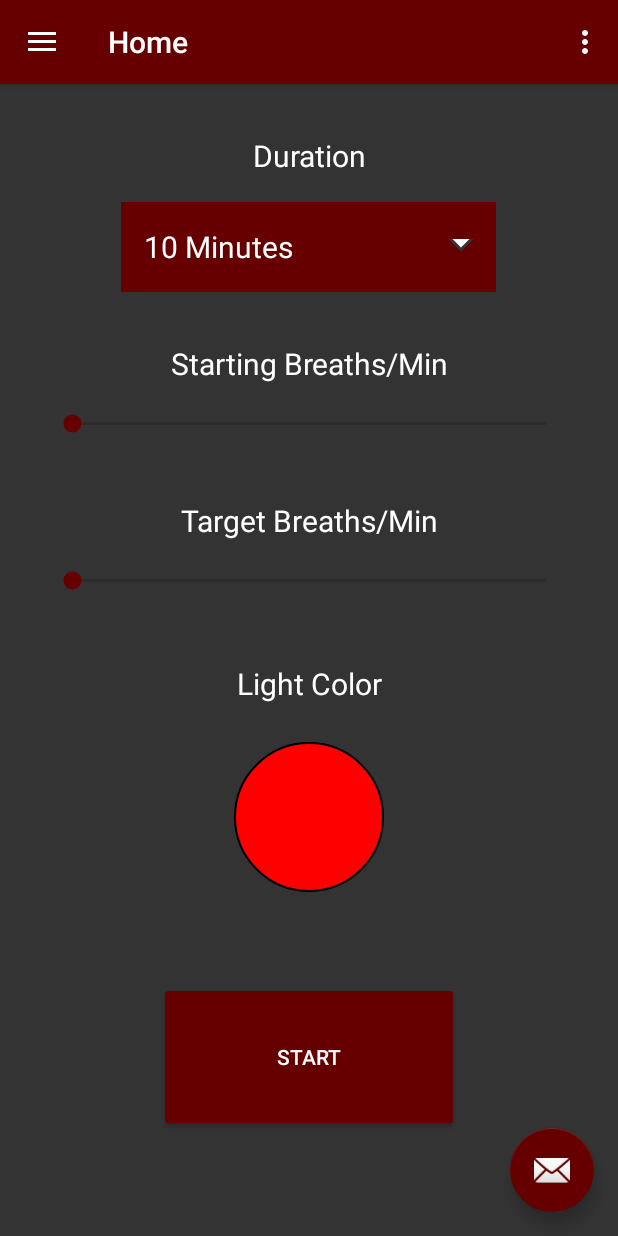
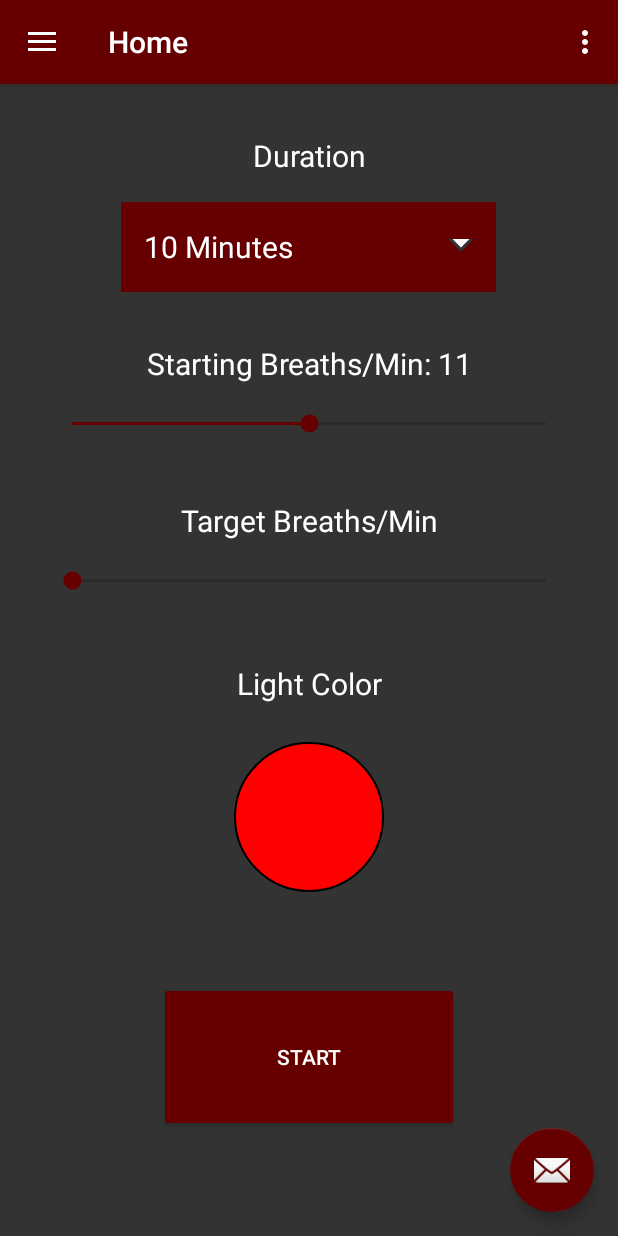
Before and after one commit to BelugaPerks/breathelight, an Android app: the screen it shows after launch (MainActivity), on a phone screen of 412 x 824 dp. Run offline under Robolectric (Android 15) with nearby library versions, the phone set to English and light mode, and no system bars; our stand-ins replace navigation-ui.

Commit message:
start bpm seekbar is now int slider between 8 and 14, value is displayed

```diff
--- a/app/src/main/java/com/example/breathelight_sleepassist/ui/home/HomeFragment.java
+++ b/app/src/main/java/com/example/breathelight_sleepassist/ui/home/HomeFragment.java
@@ -11,7 +11,9 @@ import android.view.animation.AnimationUtils;
 import android.widget.ArrayAdapter;
 import android.widget.Button;
 import android.widget.ImageButton;
+import android.widget.SeekBar;
 import android.widget.Spinner;
+import android.widget.TextView;
 
 import androidx.annotation.NonNull;
 import androidx.fragment.app.Fragment;
@@ -36,6 +38,34 @@ public class HomeFragment extends Fragment {
         adapter.setDropDownViewResource(R.layout.spinner_dropdown_item);
         // Apply the adapter to the spinner
         spinner.setAdapter(adapter);
+
+
+        final TextView startingBPMText = root.findViewById(R.id.text_start_bpm);
+        final String BPMText = startingBPMText.getText().toString() + ": ";
+        final SeekBar startingBPM = root.findViewById(R.id.seekBar_start_bpm);
+        homeViewModel.getStartingBPM().observe(this.getViewLifecycleOwner(), new Observer<Integer>() {
+            @Override
+            public void onChanged(Integer bpm) {
+                startingBPMText.setText(BPMText + bpm.toString());
+            }
+        });
+        startingBPM.setOnSeekBarChangeListener(new SeekBar.OnSeekBarChangeListener() {
+
+            @Override
+            public void onProgressChanged(SeekBar seekBar, int progress, boolean fromUser) {
+                homeViewModel.setStartingBPM(progress);
+            }
+
+            @Override
+            public void onStartTrackingTouch(SeekBar seekBar) {
+
+            }
+
+            @Override
+            public void onStopTrackingTouch(SeekBar seekBar) {
+
+            }
+        });
 
         final ImageButton colourButton = root.findViewById(R.id.colourPickerButton);
         homeViewModel.getColourButtonBackground().observe(this.getViewLifecycleOwner(), new Observer<Drawable>() {
@@ -131,9 +161,14 @@ public class HomeFragment extends Fragment {
                 outsideView.setVisibility(View.GONE);
             }
         });
+
+
+        //setting default values
         colourButtonView.setVisibility(View.GONE);
         outsideView.setVisibility(View.GONE);
         homeViewModel.setColourButtonBackground(redButton.getDrawable());
+        homeViewModel.setStartingBPM(11);
+        startingBPM.setProgress(11);
         return root;
     }
 
--- a/app/src/main/java/com/example/breathelight_sleepassist/ui/home/HomeViewModel.java
+++ b/app/src/main/java/com/example/breathelight_sleepassist/ui/home/HomeViewModel.java
@@ -1,6 +1,5 @@
 package com.example.breathelight_sleepassist.ui.home;
 
-import android.database.Observable;
 import android.graphics.Color;
 import android.graphics.drawable.ColorDrawable;
 import android.graphics.drawable.Drawable;
@@ -9,23 +8,34 @@ import androidx.lifecycle.LiveData;
 import androidx.lifecycle.MutableLiveData;
 import androidx.lifecycle.ViewModel;
 
-import com.example.breathelight_sleepassist.R;
 
 public class HomeViewModel extends ViewModel {
 
     private MutableLiveData<Drawable> colourButtonBackground;
+    private MutableLiveData<Integer> startingBPM;
 
 
     public HomeViewModel() {
         colourButtonBackground = new MutableLiveData<>();
         colourButtonBackground.setValue(new ColorDrawable(Color.parseColor("#ff0000")));
+
+        startingBPM = new MutableLiveData<>();
+        startingBPM.setValue(11);
     }
 
     public void setColourButtonBackground(Drawable colourButton){
         this.colourButtonBackground.setValue(colourButton);
     }
 
+    public void setStartingBPM(Integer newValue){
+        this.startingBPM.setValue(newValue);
+    }
+
     public LiveData<Drawable> getColourButtonBackground() {
         return colourButtonBackground;
     }
+
+    public LiveData<Integer> getStartingBPM() {
+        return startingBPM;
+    }
 }
--- a/app/src/main/res/layout/fragment_home.xml
+++ b/app/src/main/res/layout/fragment_home.xml
@@ -71,7 +71,9 @@
         app:layout_constraintEnd_toEndOf="parent"
         app:layout_constraintHorizontal_bias="1.0"
         app:layout_constraintStart_toStartOf="parent"
-        app:layout_constraintTop_toBottomOf="@+id/text_start_bpm" />
+        app:layout_constraintTop_toBottomOf="@+id/text_start_bpm"
+        android:max="14"
+        android:min="8"/>
 
     <TextView
         android:id="@+id/text_end_bpm"
```
